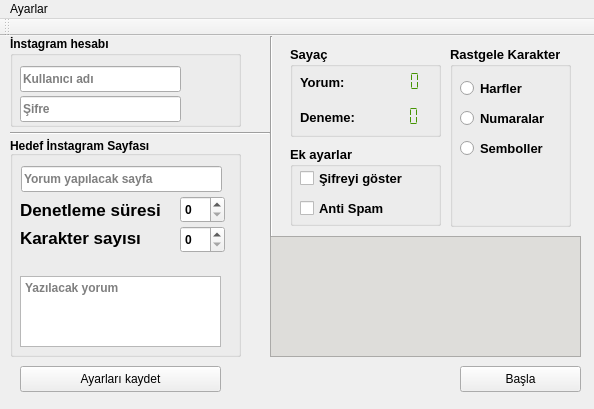
This is main.ui in ramo828/instagram-auto-comment as Qt 5 draws it before an edit. The edited form follows.
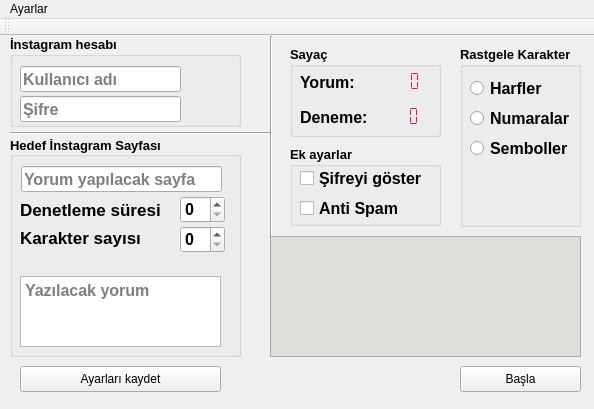
This is the edited form.

What changed in the file:
```diff
--- a/main.ui
+++ b/main.ui
@@ -17,7 +17,7 @@
    <widget class="QGroupBox" name="set_char">
     <property name="geometry">
      <rect>
-      <x>450</x>
+      <x>460</x>
       <y>10</y>
       <width>121</width>
       <height>181</height>
@@ -41,6 +41,12 @@
        <height>24</height>
       </rect>
      </property>
+     <property name="font">
+      <font>
+       <pointsize>12</pointsize>
+       <bold>true</bold>
+      </font>
+     </property>
      <property name="text">
       <string>Harfler</string>
      </property>
@@ -54,6 +60,12 @@
        <height>24</height>
       </rect>
      </property>
+     <property name="font">
+      <font>
+       <pointsize>12</pointsize>
+       <bold>true</bold>
+      </font>
+     </property>
      <property name="text">
       <string>Numaralar</string>
      </property>
@@ -67,6 +79,12 @@
        <height>24</height>
       </rect>
      </property>
+     <property name="font">
+      <font>
+       <pointsize>12</pointsize>
+       <bold>true</bold>
+      </font>
+     </property>
      <property name="text">
       <string>Semboller</string>
      </property>
@@ -153,13 +171,13 @@
       <rect>
        <x>10</x>
        <y>20</y>
-       <width>111</width>
+       <width>131</width>
        <height>24</height>
       </rect>
      </property>
      <property name="font">
       <font>
-       <pointsize>10</pointsize>
+       <pointsize>12</pointsize>
        <bold>true</bold>
       </font>
      </property>
@@ -178,7 +196,7 @@
      </property>
      <property name="font">
       <font>
-       <pointsize>10</pointsize>
+       <pointsize>12</pointsize>
        <bold>true</bold>
       </font>
      </property>
@@ -230,14 +248,13 @@
      <property name="font">
       <font>
        <family>Cantarell</family>
-       <pointsize>15</pointsize>
+       <pointsize>12</pointsize>
        <italic>false</italic>
        <bold>true</bold>
       </font>
      </property>
      <property name="styleSheet">
-      <string notr="true">color: rgb(70, 149, 3);
-font: 800 15pt &quot;Cantarell&quot;;
+      <string notr="true">color: rgb(224, 27, 36)
 </string>
      </property>
      <property name="frameShape">
@@ -275,7 +292,7 @@
       </font>
      </property>
      <property name="styleSheet">
-      <string notr="true">color: rgb(70, 149, 3);</string>
+      <string notr="true">color: rgb(224, 27, 36)</string>
      </property>
      <property name="frameShape">
       <enum>QFrame::NoFrame</enum>
@@ -319,7 +336,7 @@
      </property>
      <property name="font">
       <font>
-       <pointsize>10</pointsize>
+       <pointsize>12</pointsize>
        <bold>true</bold>
       </font>
      </property>
@@ -338,7 +355,7 @@
      </property>
      <property name="font">
       <font>
-       <pointsize>10</pointsize>
+       <pointsize>12</pointsize>
        <bold>true</bold>
       </font>
      </property>
@@ -358,6 +375,7 @@
     </property>
     <property name="font">
      <font>
+      <pointsize>10</pointsize>
       <bold>true</bold>
      </font>
     </property>
@@ -373,6 +391,12 @@
        <height>26</height>
       </rect>
      </property>
+     <property name="font">
+      <font>
+       <pointsize>12</pointsize>
+       <bold>true</bold>
+      </font>
+     </property>
      <property name="echoMode">
       <enum>QLineEdit::Password</enum>
      </property>
@@ -389,6 +413,12 @@
        <height>26</height>
       </rect>
      </property>
+     <property name="font">
+      <font>
+       <pointsize>12</pointsize>
+       <bold>true</bold>
+      </font>
+     </property>
      <property name="placeholderText">
       <string>Kullanıcı adı</string>
      </property>
@@ -405,6 +435,7 @@
     </property>
     <property name="font">
      <font>
+      <pointsize>10</pointsize>
       <bold>true</bold>
      </font>
     </property>
@@ -423,6 +454,12 @@
        <height>71</height>
       </rect>
      </property>
+     <property name="font">
+      <font>
+       <pointsize>12</pointsize>
+       <bold>true</bold>
+      </font>
+     </property>
      <property name="accessibleDescription">
       <string/>
      </property>
@@ -451,6 +488,12 @@
        <height>27</height>
       </rect>
      </property>
+     <property name="font">
+      <font>
+       <pointsize>12</pointsize>
+       <bold>true</bold>
+      </font>
+     </property>
     </widget>
     <widget class="QSpinBox" name="san">
      <property name="geometry">
@@ -461,6 +504,12 @@
        <height>27</height>
       </rect>
      </property>
+     <property name="font">
+      <font>
+       <pointsize>12</pointsize>
+       <bold>true</bold>
+      </font>
+     </property>
     </widget>
     <widget class="QLabel" name="k_label">
      <property name="geometry">
@@ -509,6 +558,12 @@
        <height>26</height>
       </rect>
      </property>
+     <property name="font">
+      <font>
+       <pointsize>12</pointsize>
+       <bold>true</bold>
+      </font>
+     </property>
      <property name="placeholderText">
       <string>Yorum yapılacak sayfa</string>
      </property>
```
